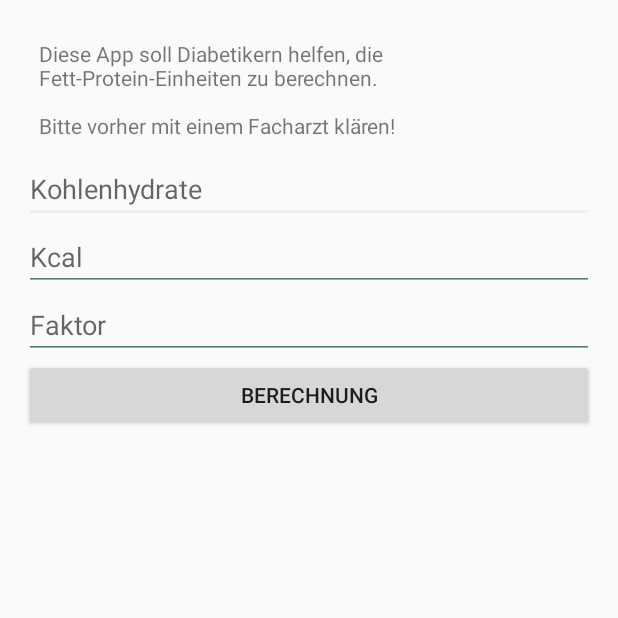
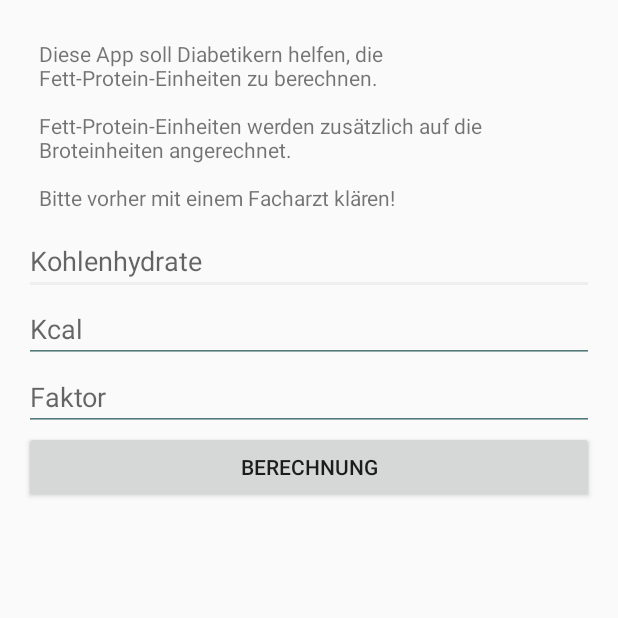
Before and after one commit to beccabug2004/FPE-Rechner, an Android app: the screen it shows after launch (MainActivity), on a phone screen of 412 x 824 dp, the top half of it. Run offline under Robolectric (Android 15) with nearby library versions, the phone set to English and light mode, and no system bars; 1 statement that could not run was skipped.

Commit message:
Update Strings DE

```diff
--- a/app/src/main/res/values/strings.xml
+++ b/app/src/main/res/values/strings.xml
@@ -1,16 +1,14 @@
 <resources>
     <string name="app_name">FPE-Rechner</string>
     <string name="disclaimer">Disclaimer</string>
-    <string name="textViewNote">Diese App soll Diabetikern helfen, die Fett-Protein-Einheiten zu berechnen.\n\nBitte vorher mit einem Facharzt klären!</string>
+    <string name="textViewNote">Diese App soll Diabetikern helfen, die Fett-Protein-Einheiten zu berechnen.\n\nFett-Protein-Einheiten werden zusätzlich auf die Broteinheiten angerechnet.\n\nBitte vorher mit einem Facharzt klären!</string>
     <string name="editTextCho">Kohlenhydrate</string>
-    <string name="choNote">Bitte die Kohlenhydrate eingeben</string>
     <string name="editTextKcal">Kcal</string>
-    <string name="kcalNote">Bitte die Kalorien eingeben</string>
+    <string name="noValue">Bitte Werte übermitteln</string>
     <string name="editTextFactor">Faktor</string>
-    <string name="factorNote">Bitte den Faktor für die Insulinmenge eingeben</string>
     <string name="buttonCalc">Berechnung</string>
-    <string name="calcResult">Ergebnis:\n</string>
-    <string name="amountOfInsulin">\u0020Einheiten\u0020in\u0020</string>
-    <string name="hoursText">\u0020Std. abgegeben werden.</string>
-    <string name="textFpu">\u0020FPE\n\nEs müssen\u0020</string>
+    <string name="calcResult">\nErgebnis:\n</string>
+    <string name="amountOfInsulin">\u0020IE\u0020\nZeitraum:\u0020</string>
+    <string name="hoursText">\u0020Stunden</string>
+    <string name="textFpu">\u0020FPE\n\nVerzögerter Bolus:\u0020</string>
 </resources>
```
